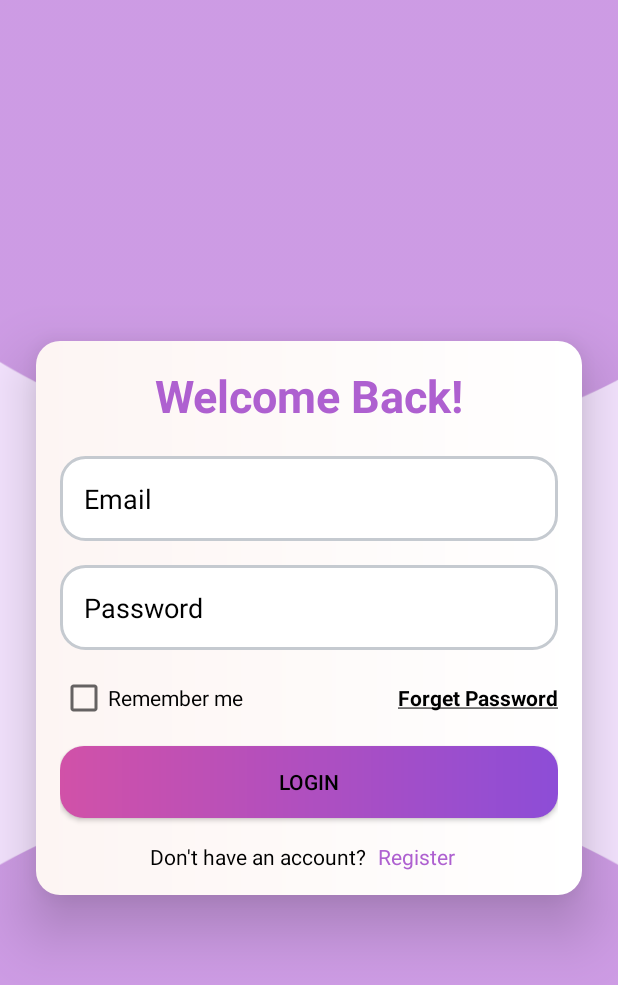
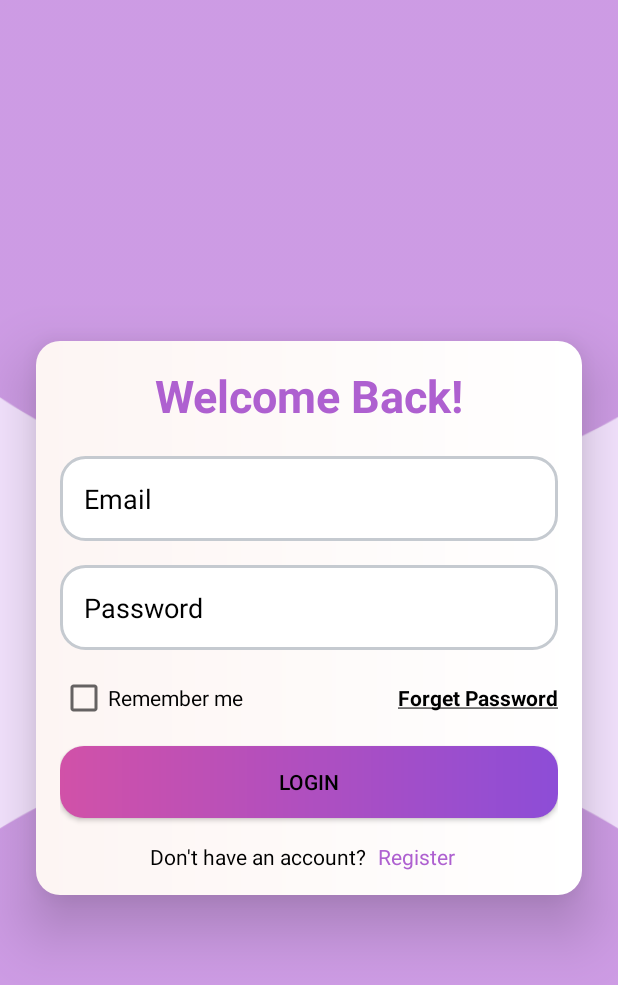
Before and after one commit to vinhhoang2810/PBL6-shoes-shop, an Android app: the LoginActivity screen opened directly, with no data from a screen before it, on a phone screen of 412 x 824 dp. Shown: the top 985 px of the screen. Run offline under Robolectric (Android 15) with nearby library versions, the phone set to English and light mode, and no system bars; our stand-ins replace sdp/ssp sizes; libraries missing offline, so code that uses them is left out: com.chibatching.kotpref.

Commit message:
readjust ui Login

```diff
--- a/app/src/main/AndroidManifest.xml
+++ b/app/src/main/AndroidManifest.xml
@@ -25,7 +25,10 @@
         tools:replace="android:fullBackupContent"
         tools:targetApi="34">
         <activity
-            android:name=".ui.login.LoginActivity"
+            android:name=".ui.auth.RegisterActivity"
+            android:exported="false" />
+        <activity
+            android:name=".ui.auth.LoginActivity"
             android:exported="false" />
         <activity
             android:name=".ui.main.MainActivity"
--- a/app/src/main/java/com/shop/shoes/project/di/appModule.kt
+++ b/app/src/main/java/com/shop/shoes/project/di/appModule.kt
@@ -9,7 +9,7 @@ import com.shop.shoes.project.data.source.Repository
 import com.shop.shoes.project.data.source.local.LocalDataSourceImpl
 import com.shop.shoes.project.data.source.local.LocalDatabase
 import com.shop.shoes.project.data.source.remote.RemoteDataSourceImpl
-import com.shop.shoes.project.ui.login.LoginViewModel
+import com.shop.shoes.project.ui.auth.LoginViewModel
 import com.shop.shoes.project.utils.Constants
 import com.shop.shoes.project.utils.Constants.SERVER
 import com.shop.shoes.project.utils.Constants.TIME_OUT
--- a/app/src/main/java/com/shop/shoes/project/ui/login/LoginActivity.kt
+++ b/app/src/main/java/com/shop/shoes/project/ui/auth/LoginActivity.kt
@@ -1,4 +1,4 @@
-package com.shop.shoes.project.ui.login
+package com.shop.shoes.project.ui.auth
 
 import android.view.LayoutInflater
 import android.widget.Toast
--- a/app/src/main/java/com/shop/shoes/project/ui/login/LoginViewModel.kt
+++ b/app/src/main/java/com/shop/shoes/project/ui/auth/LoginViewModel.kt
@@ -1,4 +1,4 @@
-package com.shop.shoes.project.ui.login
+package com.shop.shoes.project.ui.auth
 
 import android.app.Application
 import android.widget.Toast
--- a/app/src/main/java/com/shop/shoes/project/ui/main/account/AccountFragment.kt
+++ b/app/src/main/java/com/shop/shoes/project/ui/main/account/AccountFragment.kt
@@ -4,7 +4,7 @@ import android.content.Intent
 import android.view.LayoutInflater
 import android.view.ViewGroup
 import com.shop.shoes.project.databinding.FragmentAccountBinding
-import com.shop.shoes.project.ui.login.LoginActivity
+import com.shop.shoes.project.ui.auth.LoginActivity
 import com.shop.shoes.project.ui.main.base.BaseFragment
 
 class AccountFragment : BaseFragment<FragmentAccountBinding>(){
--- a/app/src/main/java/com/shop/shoes/project/utils/Pref.kt
+++ b/app/src/main/java/com/shop/shoes/project/utils/Pref.kt
@@ -4,8 +4,5 @@ import com.chibatching.kotpref.KotprefModel
 
 object Pref : KotprefModel() {
     var accessToken by stringPref("")
-    var idStartStation by intPref(-1)
-    var idEndStation by intPref(-1)
-    var isStart by booleanPref(false)
     var userName by stringPref("")
 }
--- a/app/src/main/res/layout/activity_login.xml
+++ b/app/src/main/res/layout/activity_login.xml
@@ -6,16 +6,32 @@
     android:layout_height="match_parent"
     android:background="@color/color_bg">
 
+    <androidx.constraintlayout.widget.Guideline
+        android:id="@+id/guidelineTop"
+        android:layout_width="wrap_content"
+        android:layout_height="wrap_content"
+        android:orientation="horizontal"
+        app:layout_constraintGuide_percent="0.4" />
+
+    <androidx.constraintlayout.widget.Guideline
+        android:id="@+id/guidelineBot"
+        android:layout_width="wrap_content"
+        android:layout_height="wrap_content"
+        android:orientation="horizontal"
+        app:layout_constraintGuide_percent="0.6" />
+
     <View
         android:layout_width="match_parent"
-        android:layout_height="300dp"
+        android:layout_height="0dp"
+        app:layout_constraintBottom_toBottomOf="@id/guidelineTop"
         app:layout_constraintTop_toTopOf="parent"
         android:background="@drawable/view_top"/>
 
     <View
         android:layout_width="match_parent"
-        android:layout_height="300dp"
+        android:layout_height="0dp"
         app:layout_constraintBottom_toBottomOf="parent"
+        app:layout_constraintTop_toBottomOf="@id/guidelineBot"
         android:background="@drawable/view_bottom"/>
 
     <LinearLayout
```
Also changed, not shown: app/src/main/java/com/shop/shoes/project/ui/auth/RegisterActivity.kt (added, +12 -0 lines), app/src/main/res/layout/activity_register.xml (added, +9 -0 lines).
